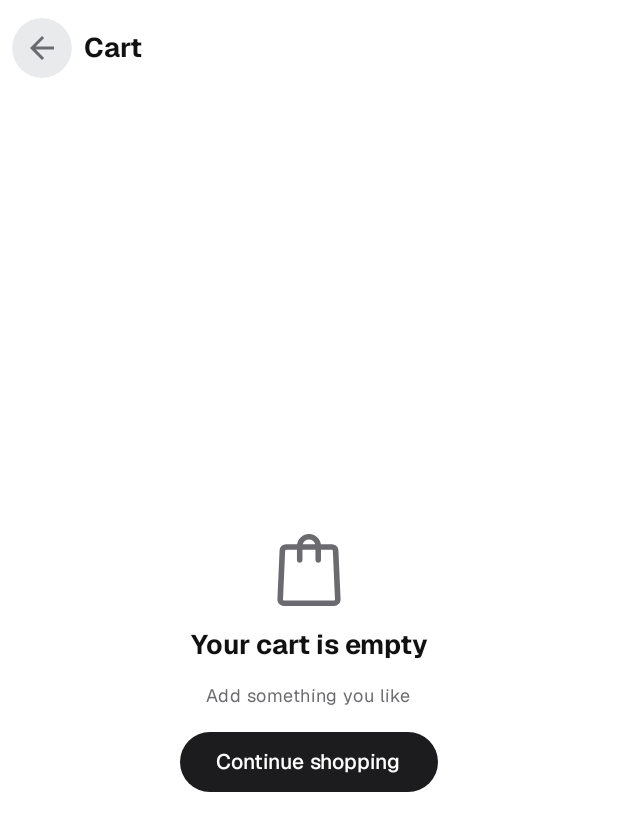
After one commit to dinmukhamed-appaz/ShopAndroid, an Android app built with Jetpack Compose: the composable CartScreen shown on its own in the app's theme, on a phone screen of 412 x 824 dp. The commit adds this screen. Shown: the top 831 px of the screen. Run offline under Robolectric (Android 15) with nearby library versions, the phone set to English and light mode, and no system bars; Roboto replaces fonts that are not available here.

Commit message:
Add CartScreen with item list, summary and empty state

```diff
--- /dev/null
+++ b/app/src/main/java/com/example/shopapp/ui/components/CartScreen.kt
@@ -0,0 +1,101 @@
+package com.example.shopapp.ui.screens
+
+import androidx.compose.foundation.layout.Arrangement
+import androidx.compose.foundation.layout.Box
+import androidx.compose.foundation.layout.PaddingValues
+import androidx.compose.foundation.layout.fillMaxSize
+import androidx.compose.foundation.layout.padding
+import androidx.compose.foundation.lazy.LazyColumn
+import androidx.compose.foundation.lazy.items
+import androidx.compose.material.icons.Icons
+import androidx.compose.material.icons.automirrored.filled.ArrowBack
+import androidx.compose.material3.ExperimentalMaterial3Api
+import androidx.compose.material3.Icon
+import androidx.compose.material3.IconButton
+import androidx.compose.material3.IconButtonDefaults
+import androidx.compose.material3.MaterialTheme
+import androidx.compose.material3.Scaffold
+import androidx.compose.material3.Text
+import androidx.compose.material3.TopAppBar
+import androidx.compose.runtime.Composable
+import androidx.compose.runtime.collectAsState
+import androidx.compose.runtime.getValue
+import androidx.compose.ui.Alignment
+import androidx.compose.ui.Modifier
+import com.example.shopapp.ui.components.CartItemRow
+import com.example.shopapp.ui.components.CartSummary
+import com.example.shopapp.ui.components.EmptyCart
+import com.example.shopapp.ui.theme.extra
+import com.example.shopapp.ui.theme.spacing
+import com.example.shopapp.ui.viewmodel.CartViewModel
+
+@OptIn(ExperimentalMaterial3Api::class)
+@Composable
+fun CartScreen(
+    viewModel: CartViewModel,
+    onBackClick: () -> Unit
+) {
+    val uiState by viewModel.uiState.collectAsState()
+
+    Scaffold(
+        topBar = {
+            TopAppBar(
+                title = { Text("Cart", style = MaterialTheme.typography.titleLarge) },
+                navigationIcon = {
+                    IconButton(
+                        onClick = onBackClick,
+                        colors = IconButtonDefaults.iconButtonColors(
+                            containerColor = MaterialTheme.extra.iconButtonBackground,
+                            contentColor = MaterialTheme.colorScheme.onSurfaceVariant
+                        )
+                    ) {
+                        Icon(
+                            imageVector = Icons.AutoMirrored.Filled.ArrowBack,
+                            contentDescription = "Back"
+                        )
+                    }
+                }
+            )
+        },
+        bottomBar = {
+            if (!uiState.isEmpty) {
+                CartSummary(
+                    totalPrice = uiState.totalPrice,
+                    totalCount = uiState.totalCount,
+                    onCheckoutClick = viewModel::onCheckout
+                )
+            }
+        }
+    ) { innerPadding ->
+        if (uiState.isEmpty) {
+            Box(
+                modifier = Modifier
+                    .fillMaxSize()
+                    .padding(innerPadding),
+                contentAlignment = Alignment.Center
+            ) {
+                EmptyCart(onContinueShopping = onBackClick)
+            }
+        } else {
+            LazyColumn(
+                modifier = Modifier
+                    .fillMaxSize()
+                    .padding(innerPadding),
+                contentPadding = PaddingValues(
+                    horizontal = MaterialTheme.spacing.l,
+                    vertical = MaterialTheme.spacing.s
+                ),
+                verticalArrangement = Arrangement.spacedBy(MaterialTheme.spacing.xl)
+            ) {
+                items(uiState.items, key = { it.product.id }) { item ->
+                    CartItemRow(
+                        item = item,
+                        onIncrease = { viewModel.onIncrease(item.product.id) },
+                        onDecrease = { viewModel.onDecrease(item.product.id) },
+                        onRemove = { viewModel.onRemove(item.product.id) }
+                    )
+                }
+            }
+        }
+    }
+}
--- a/app/src/main/java/com/example/shopapp/ui/components/EmptyCart.kt
+++ b/app/src/main/java/com/example/shopapp/ui/components/EmptyCart.kt
@@ -1,4 +1,47 @@
 package com.example.shopapp.ui.components
 
-class EmptyCart {
+import androidx.compose.foundation.layout.Arrangement
+import androidx.compose.foundation.layout.Column
+import androidx.compose.foundation.layout.size
+import androidx.compose.material3.Button
+import androidx.compose.material3.Icon
+import androidx.compose.material3.MaterialTheme
+import androidx.compose.material3.Text
+import androidx.compose.runtime.Composable
+import androidx.compose.ui.Alignment
+import androidx.compose.ui.Modifier
+import androidx.compose.ui.res.painterResource
+import androidx.compose.ui.unit.dp
+import com.example.shopapp.R
+import com.example.shopapp.ui.theme.spacing
+
+@Composable
+fun EmptyCart(
+    onContinueShopping: () -> Unit,
+    modifier: Modifier = Modifier
+) {
+    Column(
+        modifier = modifier,
+        horizontalAlignment = Alignment.CenterHorizontally,
+        verticalArrangement = Arrangement.spacedBy(MaterialTheme.spacing.m)
+    ) {
+        Icon(
+            painter = painterResource(id = R.drawable.shopping_bag),
+            contentDescription = null,
+            tint = MaterialTheme.colorScheme.onSurfaceVariant,
+            modifier = Modifier.size(48.dp)
+        )
+        Text(
+            text = "Your cart is empty",
+            style = MaterialTheme.typography.titleLarge
+        )
+        Text(
+            text = "Add something you like",
+            style = MaterialTheme.typography.bodySmall,
+            color = MaterialTheme.colorScheme.onSurfaceVariant
+        )
+        Button(onClick = onContinueShopping) {
+            Text("Continue shopping")
+        }
+    }
 }
```
